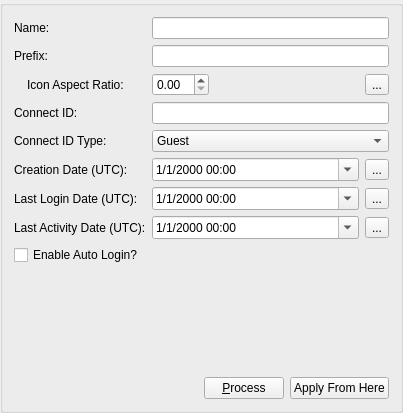
This is UI/UserDataWidget.ui in towel42-com/EmbySync as Qt 5 draws it before an edit. The edited form follows.
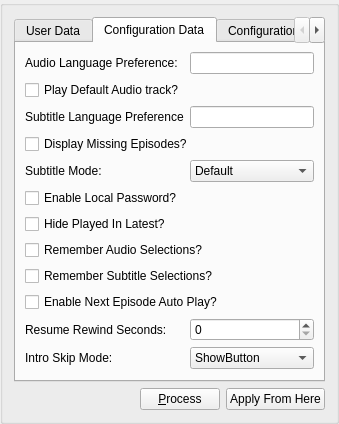
This is the edited form. Icons and pictures are not drawn.

Commit message: User Configuration comparison and sync. Note many seem to be broken on the emby side

What changed in the file:
```diff
--- a/UI/UserDataWidget.ui
+++ b/UI/UserDataWidget.ui
@@ -6,13 +6,23 @@
    <rect>
     <x>0</x>
     <y>0</y>
-    <width>403</width>
-    <height>413</height>
+    <width>301</width>
+    <height>344</height>
    </rect>
   </property>
   <property name="windowTitle">
    <string>User Data:</string>
   </property>
+  <layout class="QVBoxLayout" name="verticalLayout">
+   <item>
+    <widget class="QTabWidget" name="tabWidget">
+     <property name="currentIndex">
+      <number>1</number>
+     </property>
+     <widget class="QWidget" name="tab">
+      <attribute name="title">
+       <string>User Data</string>
+      </attribute>
   <layout class="QFormLayout" name="formLayout">
    <item row="0" column="0">
     <widget class="QLabel" name="label">
@@ -24,8 +34,18 @@
    <item row="0" column="1">
     <widget class="QLineEdit" name="name"/>
    </item>
+       <item row="1" column="0">
+        <widget class="QLabel" name="label_8">
+         <property name="text">
+          <string>Prefix:</string>
+         </property>
+        </widget>
+       </item>
+       <item row="1" column="1">
+        <widget class="QLineEdit" name="prefix"/>
+       </item>
    <item row="2" column="0">
-    <layout class="QHBoxLayout" name="horizontalLayout">
+        <layout class="QHBoxLayout" name="horizontalLayout_10">
      <item>
       <widget class="QLabel" name="avatar">
        <property name="text">
@@ -34,7 +54,7 @@
       </widget>
      </item>
      <item>
-      <widget class="QLabel" name="label_6">
+          <widget class="QLabel" name="label_10">
        <property name="text">
         <string>Icon Aspect Ratio:</string>
        </property>
@@ -43,12 +63,12 @@
     </layout>
    </item>
    <item row="2" column="1">
-    <layout class="QHBoxLayout" name="horizontalLayout_3">
+        <layout class="QHBoxLayout" name="horizontalLayout_9">
      <item>
       <widget class="QDoubleSpinBox" name="avatarAspectRatio"/>
      </item>
      <item>
-      <spacer name="horizontalSpacer_2">
+          <spacer name="horizontalSpacer_4">
        <property name="orientation">
         <enum>Qt::Horizontal</enum>
        </property>
@@ -112,7 +132,7 @@
     </widget>
    </item>
    <item row="5" column="1">
-    <layout class="QHBoxLayout" name="horizontalLayout_4">
+        <layout class="QHBoxLayout" name="horizontalLayout_12">
      <item>
       <widget class="QDateTimeEdit" name="creationDate">
        <property name="readOnly">
@@ -153,7 +173,7 @@
     </widget>
    </item>
    <item row="6" column="1">
-    <layout class="QHBoxLayout" name="horizontalLayout_5">
+        <layout class="QHBoxLayout" name="horizontalLayout_13">
      <item>
       <widget class="QDateTimeEdit" name="lastLoginDate">
        <property name="currentSection">
@@ -191,7 +211,7 @@
     </widget>
    </item>
    <item row="7" column="1">
-    <layout class="QHBoxLayout" name="horizontalLayout_6">
+        <layout class="QHBoxLayout" name="horizontalLayout_14">
      <item>
       <widget class="QDateTimeEdit" name="lastActivityDate">
        <property name="currentSection">
@@ -221,20 +241,222 @@
      </item>
     </layout>
    </item>
-   <item row="9" column="1">
-    <spacer name="verticalSpacer">
-     <property name="orientation">
-      <enum>Qt::Vertical</enum>
-     </property>
-     <property name="sizeHint" stdset="0">
-      <size>
-       <width>20</width>
-       <height>40</height>
-      </size>
-     </property>
-    </spacer>
-   </item>
-   <item row="10" column="0" colspan="2">
+       <item row="8" column="0" colspan="2">
+        <widget class="QCheckBox" name="enableAutoLogin">
+         <property name="text">
+          <string>Enable Auto Login?</string>
+         </property>
+        </widget>
+       </item>
+      </layout>
+     </widget>
+     <widget class="QWidget" name="tab_2">
+      <attribute name="title">
+       <string>Configuration Data</string>
+      </attribute>
+      <layout class="QFormLayout" name="formLayout_2">
+       <item row="0" column="0">
+        <widget class="QLabel" name="label_6">
+         <property name="text">
+          <string>Audio Language Preference:</string>
+         </property>
+        </widget>
+       </item>
+       <item row="0" column="1">
+        <widget class="QLineEdit" name="audioLanguagePreference"/>
+       </item>
+       <item row="1" column="0" colspan="2">
+        <widget class="QCheckBox" name="playDefaultAudioTrack">
+         <property name="text">
+          <string>Play Default Audio track?</string>
+         </property>
+        </widget>
+       </item>
+       <item row="2" column="0">
+        <widget class="QLabel" name="label_9">
+         <property name="text">
+          <string>Subtitle Language Preference</string>
+         </property>
+        </widget>
+       </item>
+       <item row="2" column="1">
+        <widget class="QLineEdit" name="subtitleLanguagePreference"/>
+       </item>
+       <item row="3" column="0" colspan="2">
+        <widget class="QCheckBox" name="displayMissingEpisodes">
+         <property name="text">
+          <string>Display Missing Episodes?</string>
+         </property>
+        </widget>
+       </item>
+       <item row="4" column="0">
+        <widget class="QLabel" name="label_11">
+         <property name="text">
+          <string>Subtitle Mode:</string>
+         </property>
+        </widget>
+       </item>
+       <item row="4" column="1">
+        <widget class="QComboBox" name="subtitleMode">
+         <item>
+          <property name="text">
+           <string>Default</string>
+          </property>
+         </item>
+         <item>
+          <property name="text">
+           <string>Always</string>
+          </property>
+         </item>
+         <item>
+          <property name="text">
+           <string>OnlyForced</string>
+          </property>
+         </item>
+         <item>
+          <property name="text">
+           <string>None</string>
+          </property>
+         </item>
+         <item>
+          <property name="text">
+           <string>Smart</string>
+          </property>
+         </item>
+        </widget>
+       </item>
+       <item row="5" column="0" colspan="2">
+        <widget class="QCheckBox" name="enableLocalPassword">
+         <property name="text">
+          <string>Enable Local Password?</string>
+         </property>
+        </widget>
+       </item>
+       <item row="6" column="0" colspan="2">
+        <widget class="QCheckBox" name="hidePlayedInLatest">
+         <property name="text">
+          <string>Hide Played In Latest?</string>
+         </property>
+        </widget>
+       </item>
+       <item row="7" column="0" colspan="2">
+        <widget class="QCheckBox" name="rememberAudioSelections">
+         <property name="text">
+          <string>Remember Audio Selections?</string>
+         </property>
+        </widget>
+       </item>
+       <item row="8" column="0" colspan="2">
+        <widget class="QCheckBox" name="rememberSubtitleSelections">
+         <property name="text">
+          <string>Remember Subtitle Selections?</string>
+         </property>
+        </widget>
+       </item>
+       <item row="9" column="0" colspan="2">
+        <widget class="QCheckBox" name="enableNextEpisodeAutoPlay">
+         <property name="text">
+          <string>Enable Next Episode Auto Play?</string>
+         </property>
+        </widget>
+       </item>
+       <item row="10" column="0">
+        <widget class="QLabel" name="label_15">
+         <property name="text">
+          <string>Resume Rewind Seconds:</string>
+         </property>
+        </widget>
+       </item>
+       <item row="10" column="1">
+        <widget class="QSpinBox" name="resumeRewindSeconds">
+         <property name="maximum">
+          <number>360</number>
+         </property>
+         <property name="stepType">
+          <enum>QAbstractSpinBox::AdaptiveDecimalStepType</enum>
+         </property>
+        </widget>
+       </item>
+       <item row="11" column="0">
+        <widget class="QLabel" name="label_16">
+         <property name="text">
+          <string>Intro Skip Mode:</string>
+         </property>
+        </widget>
+       </item>
+       <item row="11" column="1">
+        <widget class="QComboBox" name="introSkipMode">
+         <item>
+          <property name="text">
+           <string>ShowButton</string>
+          </property>
+         </item>
+         <item>
+          <property name="text">
+           <string>AutoSkip</string>
+          </property>
+         </item>
+         <item>
+          <property name="text">
+           <string>None</string>
+          </property>
+         </item>
+        </widget>
+       </item>
+      </layout>
+     </widget>
+     <widget class="QWidget" name="tab_3">
+      <attribute name="title">
+       <string>Configuration Data</string>
+      </attribute>
+      <layout class="QFormLayout" name="formLayout_3">
+       <item row="0" column="0">
+        <widget class="QLabel" name="label_12">
+         <property name="text">
+          <string>Ordered Views:</string>
+         </property>
+        </widget>
+       </item>
+       <item row="0" column="1">
+        <widget class="QListWidget" name="orderedViews">
+         <property name="alternatingRowColors">
+          <bool>true</bool>
+         </property>
+        </widget>
+       </item>
+       <item row="1" column="0">
+        <widget class="QLabel" name="label_13">
+         <property name="text">
+          <string>Latest Items Excludes:</string>
+         </property>
+        </widget>
+       </item>
+       <item row="1" column="1">
+        <widget class="QListWidget" name="latestItemsExcludes">
+         <property name="alternatingRowColors">
+          <bool>true</bool>
+         </property>
+        </widget>
+       </item>
+       <item row="2" column="0">
+        <widget class="QLabel" name="label_14">
+         <property name="text">
+          <string>My Media Excludes:</string>
+         </property>
+        </widget>
+       </item>
+       <item row="2" column="1">
+        <widget class="QListWidget" name="myMediaExcludes">
+         <property name="alternatingRowColors">
+          <bool>true</bool>
+         </property>
+        </widget>
+       </item>
+      </layout>
+     </widget>
+    </widget>
+   </item>
+   <item>
     <layout class="QHBoxLayout" name="horizontalLayout_2">
      <item>
       <spacer name="horizontalSpacer">
@@ -273,23 +495,6 @@
      </item>
     </layout>
    </item>
-   <item row="1" column="0">
-    <widget class="QLabel" name="label_8">
-     <property name="text">
-      <string>Prefix:</string>
-     </property>
-    </widget>
-   </item>
-   <item row="1" column="1">
-    <widget class="QLineEdit" name="prefix"/>
-   </item>
-   <item row="8" column="0" colspan="2">
-    <widget class="QCheckBox" name="enableAutoLogin">
-     <property name="text">
-      <string>Enable Auto Login?</string>
-     </property>
-    </widget>
-   </item>
   </layout>
  </widget>
  <tabstops>
```
Left out of the diff: 16 changed lines with no effect on the pictures. Lines whose indentation alone changed are shown as unchanged. The commit also changes 15 other files.
